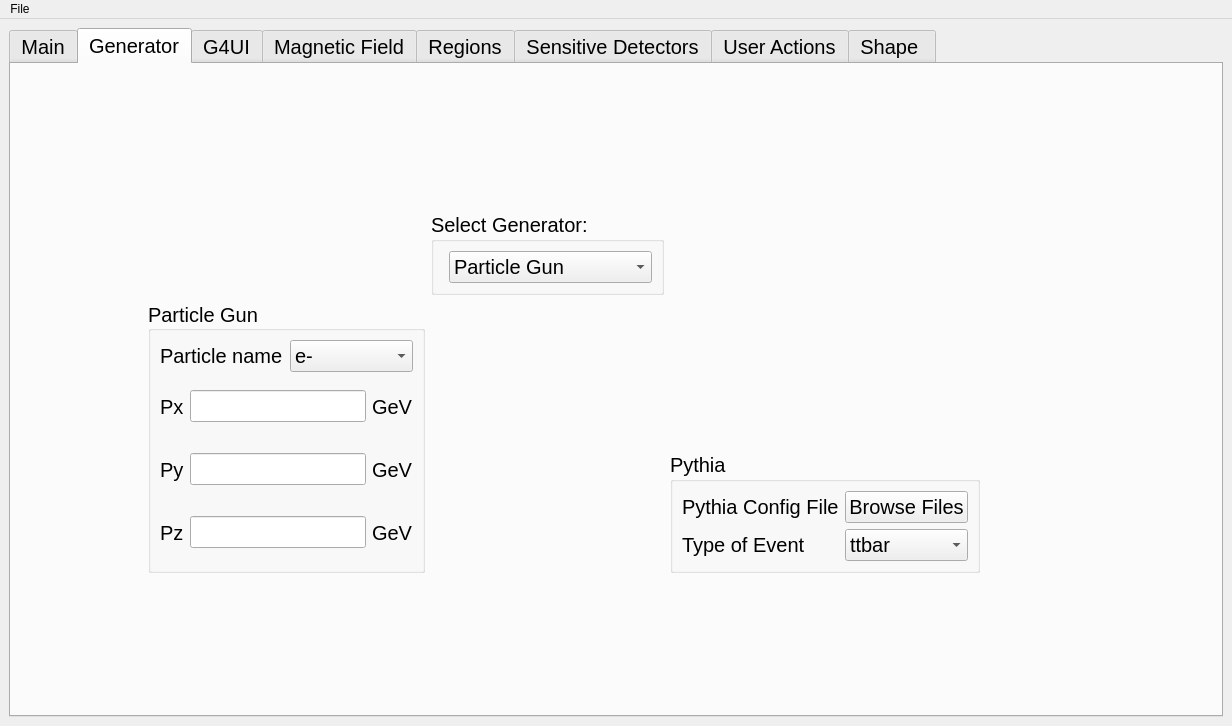
First picture: the form in FSL/src/fsl_mainwindow.ui, repository efemberg11/GeoModel_rmakhman, before the edit.
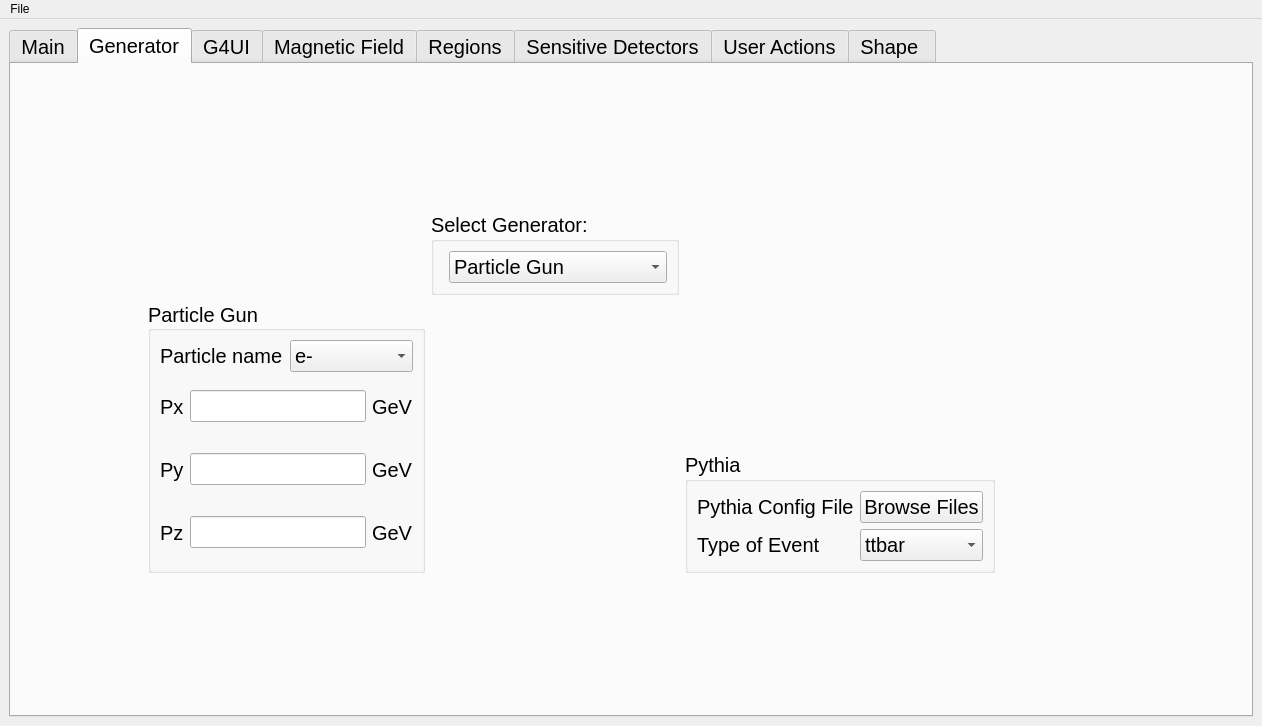
Second picture: the form after the edit. The open tabs and pages were chosen to show the change.

Commit message: Fix font size in the Generator tab

```diff
--- a/FSL/src/fsl_mainwindow.ui
+++ b/FSL/src/fsl_mainwindow.ui
@@ -6,7 +6,7 @@
    <rect>
     <x>0</x>
     <y>0</y>
-    <width>1232</width>
+    <width>1262</width>
     <height>726</height>
    </rect>
   </property>
@@ -262,6 +262,11 @@
         </item>
         <item row="1" column="3">
          <widget class="QGroupBox" name="groupBox_10">
+          <property name="font">
+           <font>
+            <pointsize>15</pointsize>
+           </font>
+          </property>
           <property name="title">
            <string>Select Generator:</string>
           </property>
@@ -1540,7 +1545,7 @@
     <rect>
      <x>0</x>
      <y>0</y>
-     <width>1232</width>
+     <width>1262</width>
      <height>22</height>
     </rect>
    </property>
```
Left out of the diff: 2 changed lines with no effect on the pictures.
